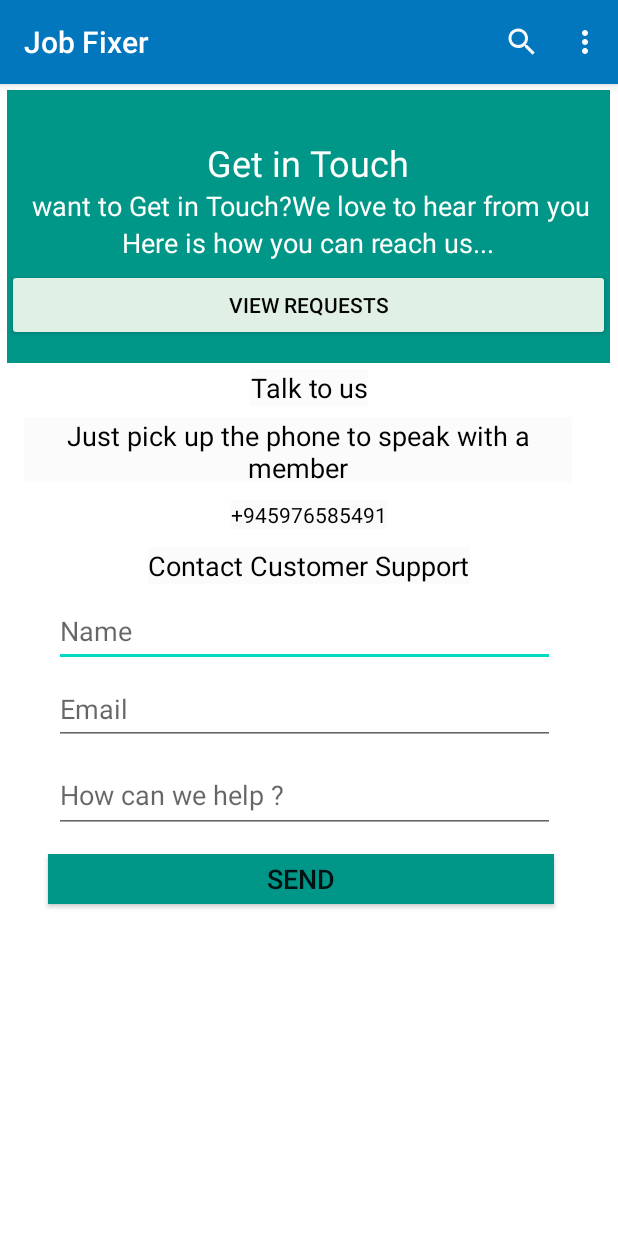
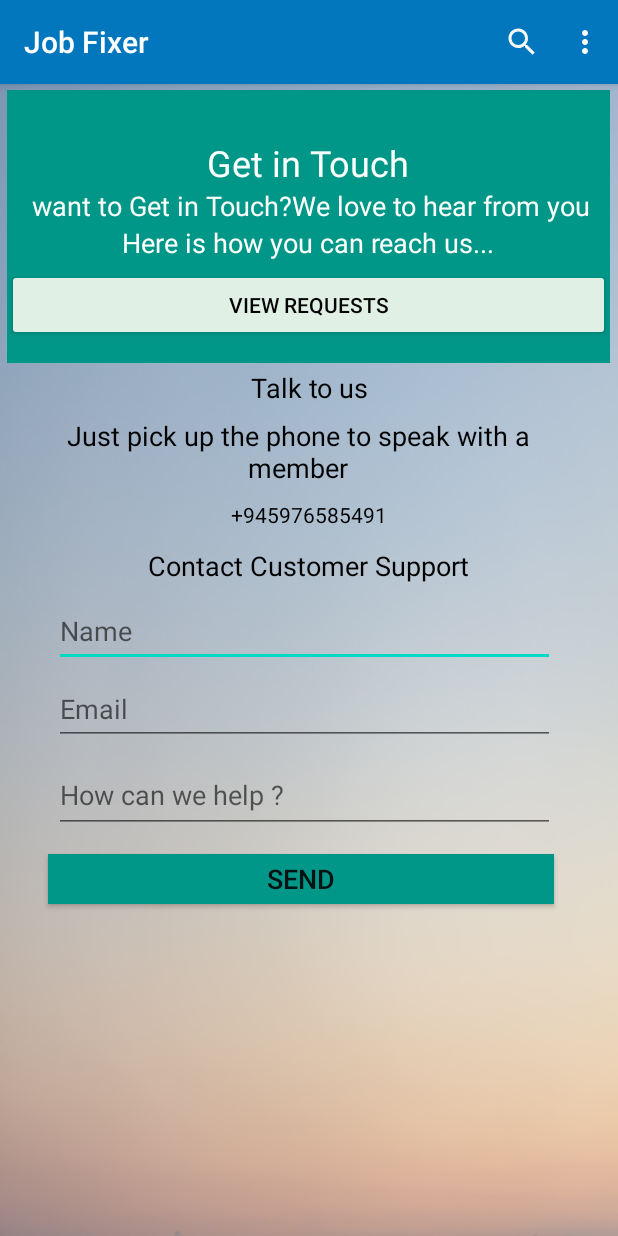
Before and after one commit to AkeelMNM/MADDProject, an Android app: the HelpCenterActivity screen opened directly, with no data from a screen before it, on a phone screen of 412 x 824 dp. Run offline under Robolectric (Android 15) with nearby library versions, the phone set to English and light mode, and no system bars; our stand-ins replace Firebase (no records; nobody signed in at launch, a user with empty details on screens opened directly); Roboto replaces fonts that are not available here.

Commit message:
Final Commit

```diff
--- a/app/src/main/res/layout/activity_admin_home.xml
+++ b/app/src/main/res/layout/activity_admin_home.xml
@@ -4,7 +4,6 @@
     xmlns:tools="http://schemas.android.com/tools"
     android:layout_width="match_parent"
     android:layout_height="match_parent"
-    android:background="@color/activity_Bg_Color"
     tools:context=".AdminHomeActivity">
 
     <Button
--- a/app/src/main/res/layout/activity_admin_login.xml
+++ b/app/src/main/res/layout/activity_admin_login.xml
@@ -70,7 +70,7 @@
         android:layout_height="wrap_content"
         android:layout_marginTop="28dp"
         android:text="@string/user_link"
-        android:textColor="#2196F3"
+        android:textColor="@color/colorPrimaryDark"
         android:textSize="18sp"
         app:layout_constraintEnd_toEndOf="parent"
         app:layout_constraintStart_toStartOf="parent"
--- a/app/src/main/res/layout/activity_company_home.xml
+++ b/app/src/main/res/layout/activity_company_home.xml
@@ -4,7 +4,6 @@
     xmlns:tools="http://schemas.android.com/tools"
     android:layout_width="match_parent"
     android:layout_height="match_parent"
-    android:background="@color/activity_Bg_Color"
     tools:context=".CompanyHomeActivity">
 
     <Button
--- a/app/src/main/res/layout/activity_help_center.xml
+++ b/app/src/main/res/layout/activity_help_center.xml
@@ -4,8 +4,6 @@
     xmlns:tools="http://schemas.android.com/tools"
     android:layout_width="match_parent"
     android:layout_height="match_parent"
-    android:background="#FFFFFF"
-    android:backgroundTint="#FFFFFF"
     tools:context=".HelpCenterActivity">
 
 
@@ -64,7 +62,6 @@
         android:layout_width="wrap_content"
         android:layout_height="wrap_content"
         android:layout_marginTop="12dp"
-        android:background="#FBFBFB"
         android:text="@string/job_helpcenter7"
         android:textColor="@android:color/background_dark"
         android:textSize="18sp"
@@ -77,7 +74,6 @@
         android:layout_width="wrap_content"
         android:layout_height="wrap_content"
         android:layout_marginTop="186dp"
-        android:background="#FBFBFB"
         android:text="@string/job_helpcenter8"
         android:textAlignment="center"
         android:textColor="@android:color/background_dark"
@@ -92,7 +88,6 @@
         android:layout_height="wrap_content"
         android:layout_marginTop="55dp"
 
-        android:background="#FBFBFB"
         android:text="@string/job_helpcenter13"
         android:textAlignment="center"
         android:textColor="@android:color/background_dark"
@@ -108,7 +103,6 @@
 
         android:layout_marginStart="16dp"
         android:layout_marginTop="32dp"
-        android:background="#FBFBFB"
         android:text="@string/job_helpcenter14"
         android:textAlignment="center"
         android:textColor="@android:color/background_dark"
--- a/app/src/main/res/layout/activity_job_ad_admin_view.xml
+++ b/app/src/main/res/layout/activity_job_ad_admin_view.xml
@@ -4,7 +4,6 @@
     xmlns:tools="http://schemas.android.com/tools"
     android:layout_width="match_parent"
     android:layout_height="match_parent"
-    android:background="@color/activity_Bg_Color"
     android:textDirection="firstStrongRtl"
     tools:context=".JobAdAdminViewActivity">
 
--- a/app/src/main/res/layout/activity_job_ad_create.xml
+++ b/app/src/main/res/layout/activity_job_ad_create.xml
@@ -4,7 +4,6 @@
     xmlns:tools="http://schemas.android.com/tools"
     android:layout_width="match_parent"
     android:layout_height="match_parent"
-    android:background="@color/activity_Bg_Color"
     tools:context=".JobAdCreateActivity">
 
     <TextView
--- a/app/src/main/res/layout/activity_job_ad_update.xml
+++ b/app/src/main/res/layout/activity_job_ad_update.xml
@@ -4,7 +4,6 @@
     xmlns:tools="http://schemas.android.com/tools"
     android:layout_width="match_parent"
     android:layout_height="match_parent"
-    android:background="@color/activity_Bg_Color"
     tools:context=".JobAdUpdateActivity">
 
 
--- a/app/src/main/res/layout/activity_login.xml
+++ b/app/src/main/res/layout/activity_login.xml
@@ -4,6 +4,7 @@
     xmlns:tools="http://schemas.android.com/tools"
     android:layout_width="match_parent"
     android:layout_height="match_parent"
+    android:background="@drawable/backwall"
     tools:context=".LoginActivity">
 
     <TextView
@@ -88,7 +89,7 @@
         android:layout_height="wrap_content"
         android:layout_marginTop="24dp"
         android:text="@string/admin_link"
-        android:textColor="#2196F3"
+        android:textColor="@color/colorPrimaryDark"
         android:textSize="18sp"
         app:layout_constraintEnd_toEndOf="parent"
         app:layout_constraintHorizontal_bias="0.5"
--- a/app/src/main/res/layout/activity_main.xml
+++ b/app/src/main/res/layout/activity_main.xml
@@ -4,7 +4,6 @@
     xmlns:tools="http://schemas.android.com/tools"
     android:layout_width="match_parent"
     android:layout_height="match_parent"
-    android:background="@color/activity_Bg_Color"
     tools:context=".MainActivity">
 
     <ScrollView
--- a/app/src/main/res/layout/activity_resume_main.xml
+++ b/app/src/main/res/layout/activity_resume_main.xml
@@ -12,7 +12,7 @@
         android:layout_height="wrap_content"
         android:layout_marginTop="48dp"
         android:text="@string/main_head"
-        android:textColor="#8BC34A"
+        android:textColor="@color/AdUpForm_Btn_Color"
         android:textSize="30sp"
         android:textStyle="bold"
         app:layout_constraintEnd_toEndOf="parent"
--- a/app/src/main/res/layout/activity_search.xml
+++ b/app/src/main/res/layout/activity_search.xml
@@ -4,7 +4,6 @@
     xmlns:tools="http://schemas.android.com/tools"
     android:layout_width="match_parent"
     android:layout_height="match_parent"
-    android:background="#ECF1F1"
     tools:context=".SearchActivity">
 
 
--- a/app/src/main/res/values/colors.xml
+++ b/app/src/main/res/values/colors.xml
@@ -31,4 +31,5 @@
     <color name="AddJobBtn_Color">#58ab35</color>
 
     <!-- *************************************************************************** -->
+
 </resources>
--- a/app/src/main/res/values/styles.xml
+++ b/app/src/main/res/values/styles.xml
@@ -5,7 +5,7 @@
         <item name="colorPrimary">@color/colorPrimary</item>
         <item name="colorPrimaryDark">@color/colorPrimaryDark</item>
         <item name="colorAccent">@color/colorAccent</item>
-
+        <item name="android:windowBackground">@drawable/backwall</item>
 
 
     </style>
--- a/gradle.properties
+++ b/gradle.properties
@@ -1,5 +1,5 @@
 # Project-wide Gradle settings.
-# IDE (e.g. Android Studio) users:
+# IDE (backwall.g. Android Studio) users:
 # Gradle settings configured through the IDE *will override*
 # any settings specified in this file.
 # For more details on how to configure your build environment visit
```
Also changed, not shown: app/src/main/res/drawable/backwall.jpg (added).
